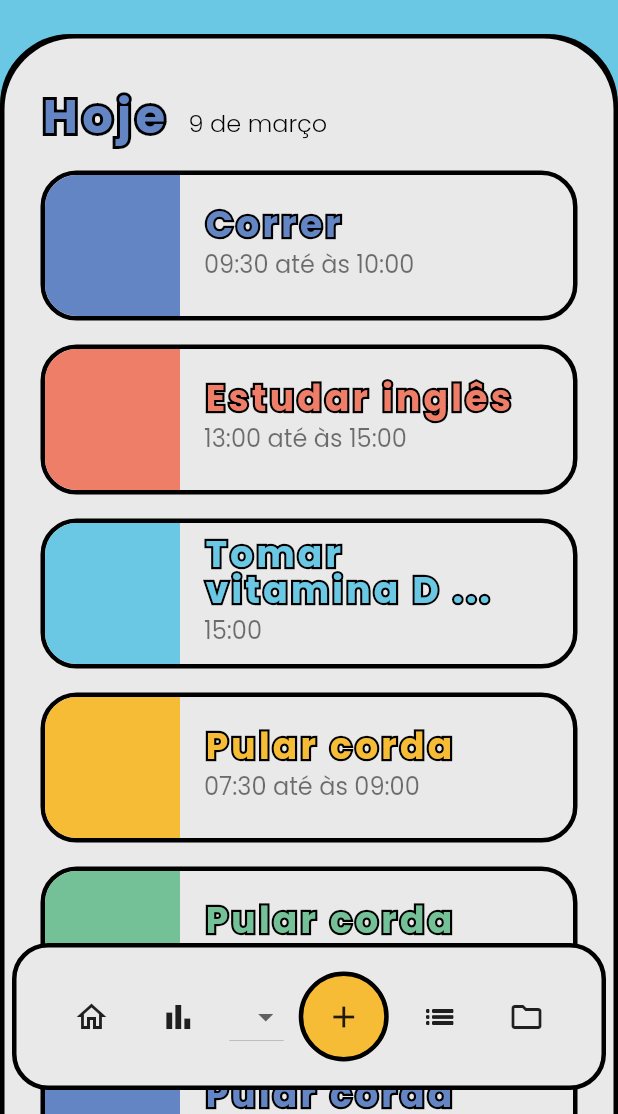
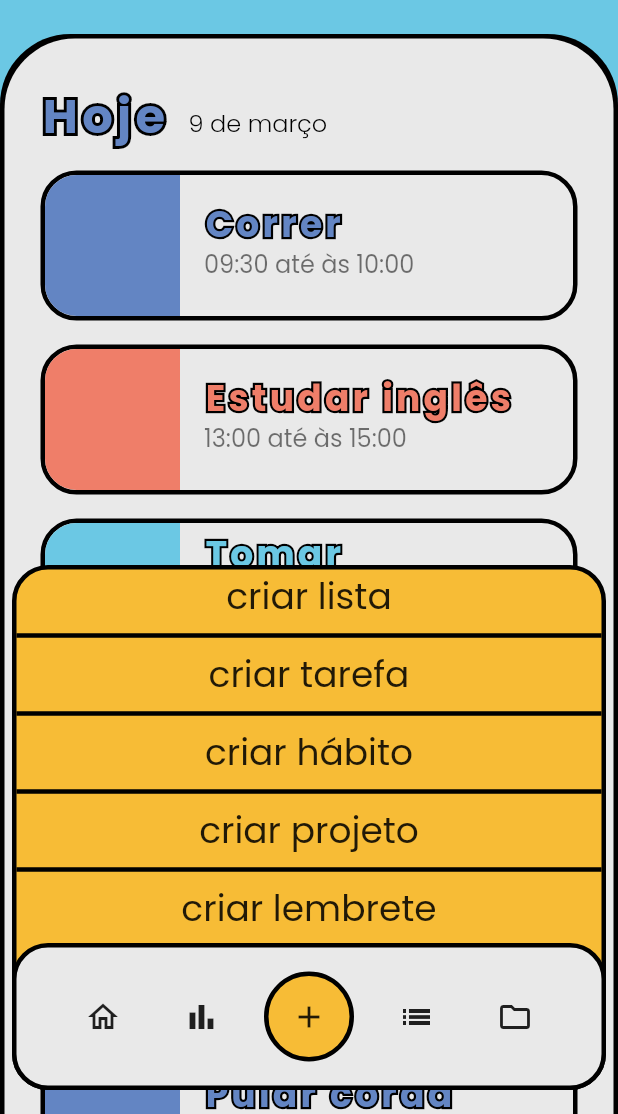
Before and after one commit to wjrcode/organizei-mobile, a Flutter app: the screen it shows after launch, on a phone screen of 412 x 824 dp, the part 122-1236 px from its top. Run offline on Flutter 3.47's test engine with Material 2 defaults, Android fonts, the light colour scheme and no system bars.

Commit message:
Menu add

```diff
--- a/lib/components/bottom_navigation_bar.dart
+++ b/lib/components/bottom_navigation_bar.dart
@@ -87,7 +87,105 @@ class _ButtonNavigatorBarState extends State<ButtonNavigatorBar> {
   Widget build(BuildContext context) {
     return Padding(
       padding: const EdgeInsets.only(top: 8.0, left: 8.0, right: 8.0),
-      child: Container(
+      child: Column(
+        crossAxisAlignment: CrossAxisAlignment.center,
+        mainAxisSize: MainAxisSize.max,
+        mainAxisAlignment: MainAxisAlignment.end,
+        children: <Widget>[
+          Stack(
+            alignment: Alignment.bottomCenter,
+            children: <Widget>[
+              Container(
+                padding: EdgeInsets.only(bottom: 100),
+                decoration: BoxDecoration(
+                  borderRadius: const BorderRadius.all(
+                    Radius.circular(24.0),
+                  ),
+                  border: Border.all(
+                    width: 3,
+                    color: Colors.black,
+                    style: BorderStyle.solid,
+                  ),
+                  color: Color(0xFFF7BC36),
+                ),
+                //width: 100,
+                child: Visibility(
+                  visible: true, //addIcone,
+                  child: Column(
+                    crossAxisAlignment: CrossAxisAlignment.center,
+                    mainAxisAlignment: MainAxisAlignment.center,
+                    children: [
+                      Row(
+                        crossAxisAlignment: CrossAxisAlignment.center,
+                        mainAxisAlignment: MainAxisAlignment.center,
+                        children: <Widget>[
+                          Text(
+                            'criar lista',
+                            style: TextStyle(fontSize: 24.0),
+                          ),
+                        ],
+                      ),
+                      Divider(
+                        thickness: 3,
+                        color: Colors.black,
+                      ),
+                      Row(
+                        crossAxisAlignment: CrossAxisAlignment.center,
+                        mainAxisAlignment: MainAxisAlignment.center,
+                        children: <Widget>[
+                          Text(
+                            'criar tarefa',
+                            style: TextStyle(fontSize: 24.0),
+                          ),
+                        ],
+                      ),
+                      Divider(
+                        thickness: 3,
+                        color: Colors.black,
+                      ),
+                      Row(
+                        crossAxisAlignment: CrossAxisAlignment.center,
+                        mainAxisAlignment: MainAxisAlignment.center,
+                        children: <Widget>[
+                          Text(
+                            'criar hábito',
+                            style: TextStyle(fontSize: 24.0),
+                          ),
+                        ],
+                      ),
+                      Divider(
+                        thickness: 3,
+                        color: Colors.black,
+                      ),
+                      Row(
+                        crossAxisAlignment: CrossAxisAlignment.center,
+                        mainAxisAlignment: MainAxisAlignment.center,
+                        children: <Widget>[
+                          Text(
+                            'criar projeto',
+                            style: TextStyle(fontSize: 24.0),
+                          ),
+                        ],
+                      ),
+                      Divider(
+                        thickness: 3,
+                        color: Colors.black,
+                      ),
+                      Row(
+                        crossAxisAlignment: CrossAxisAlignment.center,
+                        mainAxisAlignment: MainAxisAlignment.center,
+                        children: <Widget>[
+                          Text(
+                            'criar lembrete',
+                            style: TextStyle(fontSize: 24.0),
+                          ),
+                        ],
+                      ),
+                    ],
+                  ),
+                ),
+              ),
+              Container(
                 decoration: BoxDecoration(
                   borderRadius: const BorderRadius.all(
                     Radius.circular(24.0),
@@ -111,43 +209,15 @@ class _ButtonNavigatorBarState extends State<ButtonNavigatorBar> {
                       icon: Icon(Icons.bar_chart_outlined),
                       onPressed: () {},
                     ),
-            DropdownButton<String>(
-              items: <String>['A', 'B', 'C', 'D'].map((String value) {
-                return DropdownMenuItem<String>(
-                  value: value,
-                  child: Text(value),
-                );
-              }).toList(),
-              onChanged: (_) {},
-            ),
                     Container(
-              child: PopupMenuButton(
                       child: IconButton(
-                  icon: _retornarIconeAdd(), onPressed: () {},
-                  //   onPressed: () {
-                  //     setState(() {
-                  //       addIcone = !addIcone;
-                  //     });
-
-                  //     //_askedToLead();
-                  //   },
-                ),
-                itemBuilder: (context) {
-                  return <PopupMenuItem>[
-                    new PopupMenuItem(child: Text('Delete'))
-                  ];
+                        icon: _retornarIconeAdd(),
+                        onPressed: () {
+                          setState(() {
+                            addIcone = !addIcone;
+                          });
                         },
                       ),
-              // child: IconButton(
-              //   icon: _retornarIconeAdd(),
-              //   onPressed: () {
-              //     setState(() {
-              //       addIcone = !addIcone;
-              //     });
-
-              //     //_askedToLead();
-              //   },
-              // ),
                       width: 60,
                       height: 60,
                       decoration: BoxDecoration(
@@ -171,6 +241,10 @@ class _ButtonNavigatorBarState extends State<ButtonNavigatorBar> {
                   ],
                 ),
               ),
+            ],
+          ),
+        ],
+      ),
     );
   }
 }
--- a/lib/components/card_item.dart
+++ b/lib/components/card_item.dart
@@ -35,6 +35,10 @@ class cardItem extends StatelessWidget {
           ),
           child: ClipRRect(
             borderRadius: BorderRadius.all(Radius.circular(21)),
+            child: GestureDetector(
+              onTap: () {
+                debugPrint(nome);
+              },
               child: Row(
                 children: [
                   Container(
@@ -57,9 +61,6 @@ class cardItem extends StatelessWidget {
                         horario!,
                         style: TextStyle(fontSize: 16.0),
                       ),
-                    onTap: () {
-                      () {};
-                    },
                     ),
                   ),
                   // Row(
@@ -76,6 +77,7 @@ class cardItem extends StatelessWidget {
                   // ),
                 ],
               ),
+            ),
           )),
     );
   }
--- a/lib/home_page.dart
+++ b/lib/home_page.dart
@@ -199,6 +199,8 @@ class _HomePageState extends State<HomePage> {
         //   tooltip: 'Increment',
         //   child: const Icon(Icons.add),
         // ),
-        floatingActionButton: ButtonNavigatorBar());
+        floatingActionButton: ButtonNavigatorBar()
+        //
+        );
   }
 }
```
Lines whose indentation alone changed are shown as unchanged.
